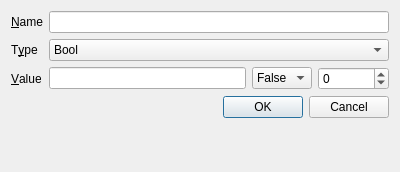
This is savevariableeditor.ui in gtalent/wombat-editor as Qt 5 draws it before an edit. The edited form follows.
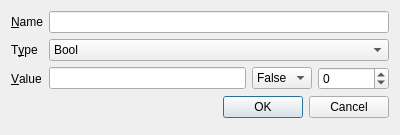
This is the edited form.

The edit to the form file:
```diff
--- a/savevariableeditor.ui
+++ b/savevariableeditor.ui
@@ -7,7 +7,7 @@
     <x>0</x>
     <y>0</y>
     <width>400</width>
-    <height>172</height>
+    <height>135</height>
    </rect>
   </property>
   <property name="windowTitle">
```
